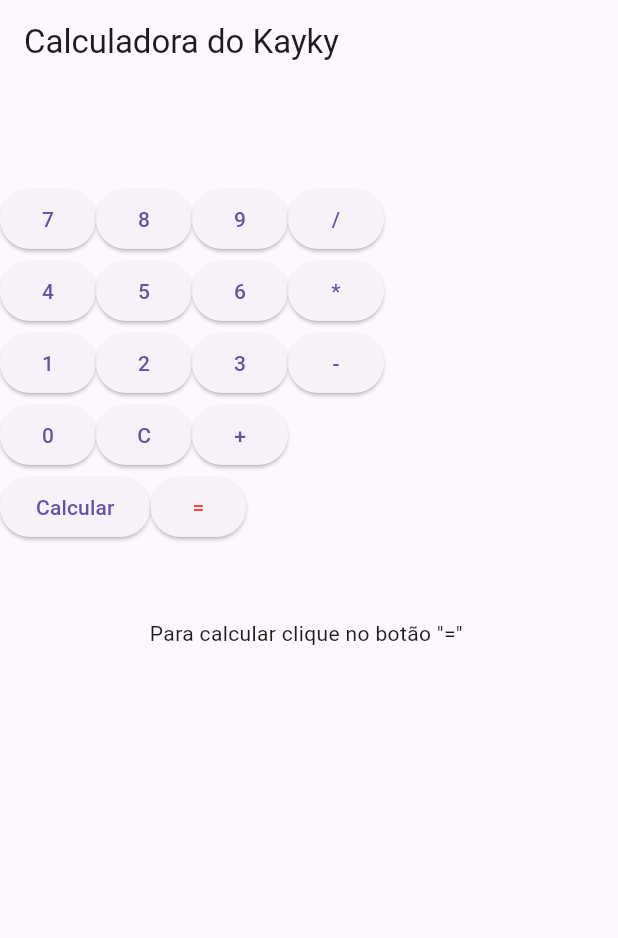
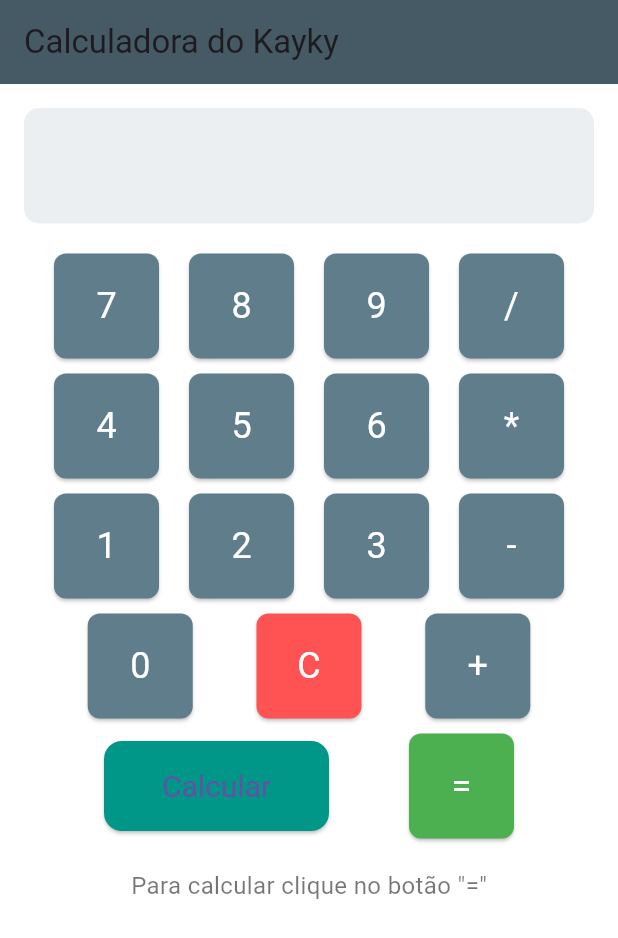
Before and after one commit to Kayky-007/calculadoraFlutter, a Flutter app: the screen it shows after launch, on a phone screen of 412 x 824 dp. Shown: the top 938 px of the screen. Run offline on Flutter 3.47's test engine with Material 3 defaults, Android fonts, the phone set to English and light mode, and no system bars.

```diff
--- a/lib/main.dart
+++ b/lib/main.dart
@@ -9,14 +9,28 @@ class MyApp extends StatelessWidget {
   @override
   Widget build(BuildContext context) {
     return MaterialApp(
-      home: Center(
-        child: const Calculadora(),
+      theme: ThemeData(
+        primarySwatch: Colors.blueGrey,
+        scaffoldBackgroundColor: Colors.white,
+        textTheme: const TextTheme(
+          bodyMedium: TextStyle(fontSize: 18, color: Colors.black54),
         ),
+        elevatedButtonTheme: ElevatedButtonThemeData(
+          style: ElevatedButton.styleFrom(
+            backgroundColor: Colors.blueGrey,
+            minimumSize: const Size(70, 70),
+            shape: RoundedRectangleBorder(
+              borderRadius: BorderRadius.circular(12),
+            ),
+            textStyle: const TextStyle(fontSize: 20),
+          ),
+        ),
+      ),
+      home: const Calculadora(),
       routes: {
         '/hello': (context) => const Helloworld(),
       },
     );
-
   }
 }
 
@@ -36,7 +50,6 @@ class CalculadoraState extends State<Calculadora> {
         display = '';
       } else if (valor == '=') {
         display = calcular(display);
-      } else if (valor == 'Calcular') {
       } else {
         display += valor;
       }
@@ -46,8 +59,7 @@ class CalculadoraState extends State<Calculadora> {
   String calcular(String expressao) {
     List<String> partes = expressao.split(RegExp(r'(\+|\-|\*|\/)'));
     double n1 = double.parse(partes[0]);
-    String op =
-        expressao.replaceAll(RegExp(r'\d'), '').trim();
+    String op = expressao.replaceAll(RegExp(r'\d'), '').trim();
     double n2 = double.parse(partes[1]);
 
     switch (op) {
@@ -58,7 +70,11 @@ class CalculadoraState extends State<Calculadora> {
       case '*':
         return (n1 * n2).toString();
       case '/':
+        if (n2 == 0) {
+          return '[Erro] Divisão por zero!';
+        } else {
           return (n1 / n2).toString();
+        }
       default:
         return expressao;
     }
@@ -69,114 +85,114 @@ class CalculadoraState extends State<Calculadora> {
     return Scaffold(
       appBar: AppBar(
         title: const Text('Calculadora do Kayky'),
+        backgroundColor: Colors.blueGrey[700],
       ),
-      body: Column(
+      body: Padding(
+        padding: const EdgeInsets.all(16.0),
+        child: Column(
           children: [
-          Container(
+            SingleChildScrollView(
+              child: Container(
                 padding: const EdgeInsets.all(16),
                 alignment: Alignment.centerRight,
+                decoration: BoxDecoration(
+                  color: Colors.blueGrey[50],
+                  borderRadius: BorderRadius.circular(10),
+                ),
                 child: Text(
                   display,
-              style: const TextStyle(fontSize: 24),
+                  style: const TextStyle(
+                    fontSize: 32,
+                    color: Colors.black87,
                   ),
                 ),
+              ),
+            ),
+            SizedBox(height: 20),
             Row(
+              mainAxisAlignment: MainAxisAlignment.spaceEvenly,
+              children: [
+                _buildButton('7'),
+                _buildButton('8'),
+                _buildButton('9'),
+                _buildButton('/'),
+              ],
+            ),
+            SizedBox(height: 10),
+            Row(
+              mainAxisAlignment: MainAxisAlignment.spaceEvenly,
+              children: [
+                _buildButton('4'),
+                _buildButton('5'),
+                _buildButton('6'),
+                _buildButton('*'),
+              ],
+            ),
+            const SizedBox(height: 10),
+            Row(
+              mainAxisAlignment: MainAxisAlignment.spaceEvenly,
+              children: [
+                _buildButton('1'),
+                _buildButton('2'),
+                _buildButton('3'),
+                _buildButton('-'),
+              ],
+            ),
+            const SizedBox(height: 10),
+            Row(
+              mainAxisAlignment: MainAxisAlignment.spaceEvenly,
+              children: [
+                _buildButton('0'),
+                _buildButton('C', backgroundColor: Colors.redAccent),
+                _buildButton('+'),
+              ],
+            ),
+            const SizedBox(height: 10),
+            Row(
+              mainAxisAlignment: MainAxisAlignment.spaceEvenly,
               children: [
                 ElevatedButton(
-                onPressed: () => apertarBotao('7'),
-                child: const Text('7'),
+                  onPressed: () {
+                    Navigator.pushNamed(context, '/hello');
+                  },
+                  child: const Text('Calcular'),
+                  style: ElevatedButton.styleFrom(
+                    backgroundColor: Colors.teal,
+                    minimumSize: const Size(150, 60),
                   ),
-              ElevatedButton(
-                onPressed: () => apertarBotao('8'),
-                child: const Text('8'),
                 ),
-              ElevatedButton(
-                onPressed: () => apertarBotao('9'),
-                child: const Text('9'),
+                _buildButton('=',
+                    textColor: Colors.white, backgroundColor: Colors.green),
+              ],
             ),
-              ElevatedButton(
-                onPressed: () => apertarBotao('/'),
-                child: const Text('/'),
+            const SizedBox(height: 20),
+            const Text(
+              'Para calcular clique no botão "="',
+              style: TextStyle(fontSize: 16, color: Colors.black54),
             ),
           ],
         ),
-          Row(
-            children: [
-              ElevatedButton(
-                onPressed: () => apertarBotao('4'),
-                child: const Text('4'),
       ),
-              ElevatedButton(
-                onPressed: () => apertarBotao('5'),
-                child: const Text('5'),
-              ),
-              ElevatedButton(
-                onPressed: () => apertarBotao('6'),
-                child: const Text('6'),
-              ),
-              ElevatedButton(
-                onPressed: () => apertarBotao('*'),
-                child: const Text('*'),
-              ),
-            ],
-          ),
-          Row(
-            children: [
-              ElevatedButton(
-                onPressed: () => apertarBotao('1'),
-                child: const Text('1'),
-              ),
-              ElevatedButton(
-                onPressed: () => apertarBotao('2'),
-                child: const Text('2'),
-              ),
-              ElevatedButton(
-                onPressed: () => apertarBotao('3'),
-                child: const Text('3'),
-              ),
-              ElevatedButton(
-                onPressed: () => apertarBotao('-'),
-                child: const Text('-'),
-              ),
-            ],
-          ),
-          Row(
-            children: [
-              ElevatedButton(
-                onPressed: () => apertarBotao('0'),
-                child: const Text('0'),
-              ),
+    );
+  }
 
-              ElevatedButton(
-                onPressed: () => apertarBotao('C'),
-                child: const Text('C'),
-              ),
-              ElevatedButton(
-                onPressed: () => apertarBotao('+'),
-                child: const Text('+'),
-              ),
-            ],
-          ),
-          Row(
-            children: [
-              ElevatedButton(
-                onPressed: () {
-
-                  Navigator.pushNamed(context, '/hello');
-                }, child: const Text('Calcular'),
-              ),
-              ElevatedButton(
-                onPressed: () => apertarBotao('='),
-                child: const Text(
-                  '=',
-                  style: TextStyle(color: Color.fromARGB(255, 255, 65, 59)),
+  Widget _buildButton(String label,
+      {Color? backgroundColor, Color? textColor}) {
+    return ElevatedButton(
+      onPressed: () => apertarBotao(label),
+      style: ElevatedButton.styleFrom(
+        backgroundColor: backgroundColor ?? Colors.blueGrey,
+        minimumSize: const Size(70, 70),
+        shape: RoundedRectangleBorder(
+          borderRadius: BorderRadius.circular(8),
         ),
       ),
-            ],
+      child: Text(
+        label,
+        style: TextStyle(
+          fontSize: 24,
+          color: textColor ?? Colors.white,
         ),
-          SizedBox(height: 50),
-          Text('Para calcular clique no botão "=" ')
-        ],
       ),
     );
   }
```
Lines whose indentation alone changed are shown as unchanged.
